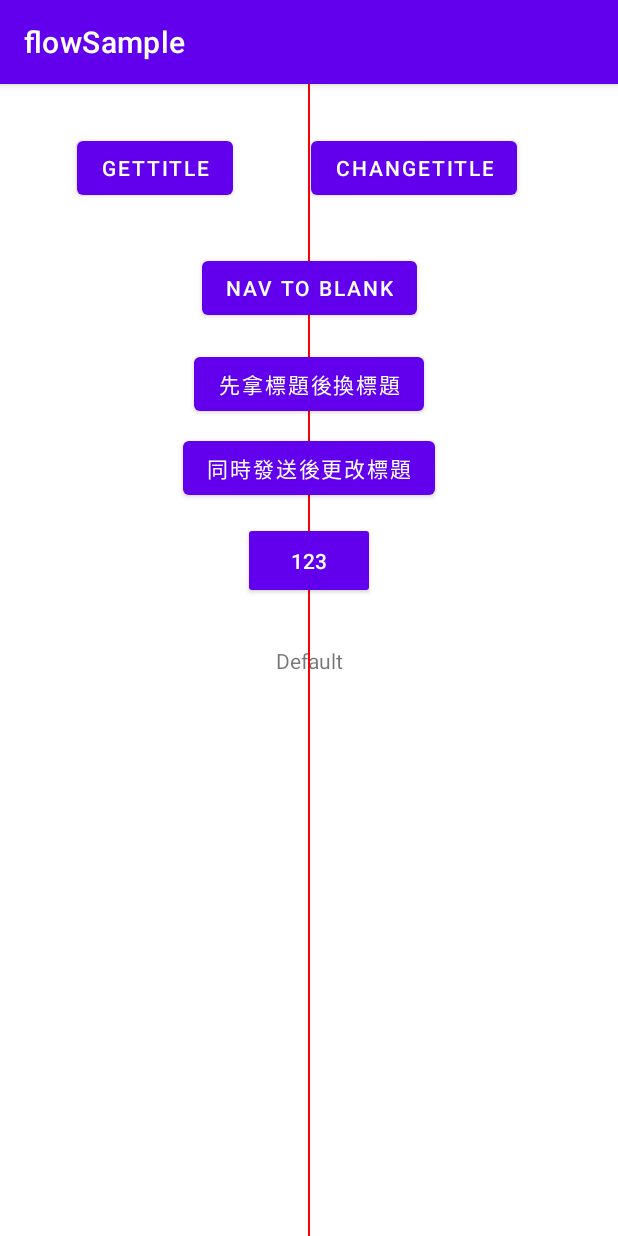
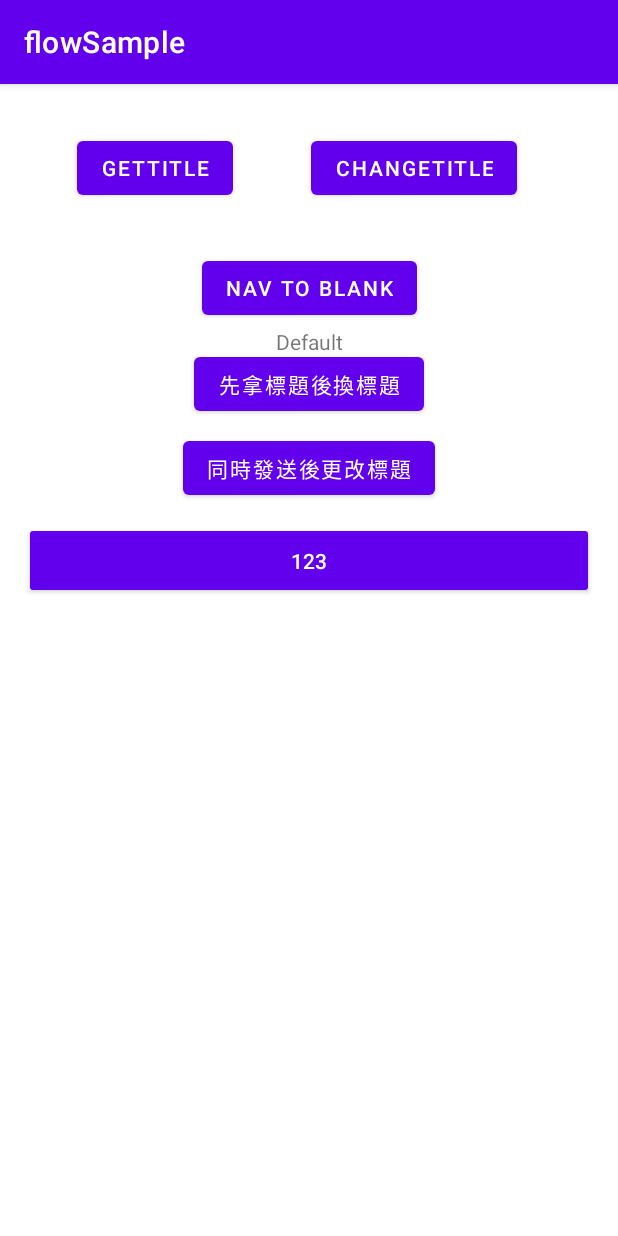
Before and after one commit to Small-Tsai/flowSample, an Android app: the screen it shows after launch (MainActivity), on a phone screen of 412 x 824 dp. Run offline under Robolectric (Android 15) with nearby library versions, the phone set to English and light mode, and no system bars; our stand-ins replace data binding.

```diff
--- a/app/src/main/res/layout/main_fragment.xml
+++ b/app/src/main/res/layout/main_fragment.xml
@@ -14,6 +14,10 @@
             type="com.tsai.flowsample.ui.main.MainViewModel" />
 
     </data>
+
+    <ScrollView
+        android:layout_width="match_parent"
+        android:layout_height="match_parent">
 
         <androidx.constraintlayout.widget.ConstraintLayout
             android:id="@+id/main"
@@ -101,10 +105,11 @@
             <com.tsai.flowsample.customview.ProgressButton
                 android:id="@+id/progressButton2"
                 style="?android:buttonStyle"
-            android:layout_width="wrap_content"
+                android:layout_width="match_parent"
                 android:layout_height="wrap_content"
                 android:layout_marginTop="12dp"
                 android:text="123"
+                android:layout_marginHorizontal="16dp"
                 android:textColor="@color/white"
                 app:layout_constraintEnd_toEndOf="@+id/button4"
                 app:layout_constraintStart_toStartOf="@+id/button4"
@@ -118,4 +123,6 @@
                 app:layout_constraintStart_toStartOf="parent" />
 
         </androidx.constraintlayout.widget.ConstraintLayout>
+    </ScrollView>
+
 </layout>
```
Also changed, not shown: app/src/main/java/com/tsai/flowsample/customview/ProgressButton.kt (+9 -7 lines). Lines whose indentation alone changed are shown as unchanged.
